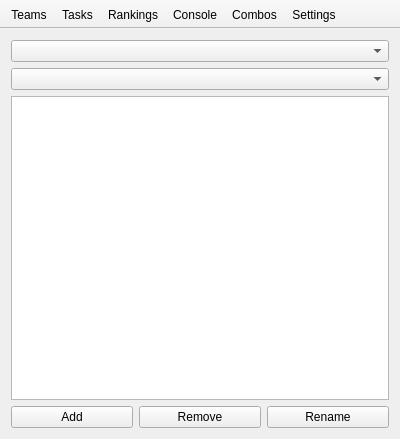
This is mainwindow.ui in FrankMamuda/ketoevent as Qt 5 draws it before an edit. The edited form follows.
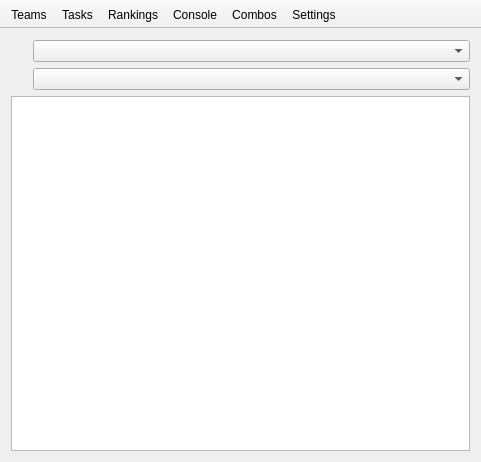
This is the edited form. Icons and pictures are not drawn. Custom widgets are drawn as their Qt base class.

Diff of the .ui file:
```diff
--- a/mainwindow.ui
+++ b/mainwindow.ui
@@ -6,8 +6,8 @@
    <rect>
     <x>0</x>
     <y>0</y>
-    <width>400</width>
-    <height>439</height>
+    <width>481</width>
+    <height>462</height>
    </rect>
   </property>
   <property name="windowTitle">
@@ -18,37 +18,56 @@
     <normaloff>:/icons/ketone</normaloff>:/icons/ketone</iconset>
   </property>
   <widget class="QWidget" name="centralWidget">
-   <layout class="QGridLayout" name="gridLayout">
-    <item row="0" column="0" colspan="3">
-     <widget class="QComboBox" name="comboEvent"/>
+   <layout class="QVBoxLayout" name="verticalLayout">
+    <item>
+     <layout class="QHBoxLayout" name="eventLayout">
+      <item>
+       <widget class="QLabel" name="eventPixmap">
+        <property name="maximumSize">
+         <size>
+          <width>16</width>
+          <height>16</height>
+         </size>
+        </property>
+        <property name="text">
+         <string/>
+        </property>
+        <property name="pixmap">
+         <pixmap resource="resources.qrc">:/icons/name</pixmap>
+        </property>
+       </widget>
+      </item>
+      <item>
+       <widget class="QComboBox" name="eventCombo"/>
+      </item>
+     </layout>
     </item>
-    <item row="2" column="0" colspan="3">
+    <item>
+     <layout class="QHBoxLayout" name="teamLayout">
+      <item>
+       <widget class="QLabel" name="teamPixmap">
+        <property name="maximumSize">
+         <size>
+          <width>16</width>
+          <height>16</height>
+         </size>
+        </property>
+        <property name="text">
+         <string/>
+        </property>
+        <property name="pixmap">
+         <pixmap resource="resources.qrc">:/icons/teams</pixmap>
+        </property>
+       </widget>
+      </item>
+      <item>
+       <widget class="QComboBox" name="teamCombo"/>
+      </item>
+     </layout>
+    </item>
+    <item>
      <widget class="TaskView" name="taskView"/>
     </item>
-    <item row="3" column="1">
-     <widget class="QPushButton" name="buttonRemove">
-      <property name="text">
-       <string>Remove</string>
-      </property>
-     </widget>
-    </item>
-    <item row="3" column="0">
-     <widget class="QPushButton" name="buttonAdd">
-      <property name="text">
-       <string>Add</string>
-      </property>
-     </widget>
-    </item>
-    <item row="3" column="2">
-     <widget class="QPushButton" name="buttonRename">
-      <property name="text">
-       <string>Rename</string>
-      </property>
-     </widget>
-    </item>
-    <item row="1" column="0" colspan="3">
-     <widget class="QComboBox" name="comboTeam"/>
-    </item>
    </layout>
   </widget>
   <widget class="QToolBar" name="toolBar">
@@ -79,14 +98,14 @@
    <attribute name="toolBarBreak">
     <bool>false</bool>
    </attribute>
-   <addaction name="actionEditor"/>
+   <addaction name="actionTeams"/>
    <addaction name="actionTasks"/>
    <addaction name="actionRankings"/>
    <addaction name="actionConsole"/>
    <addaction name="actionCombos"/>
    <addaction name="actionSettings"/>
   </widget>
-  <action name="actionEditor">
+  <action name="actionTeams">
    <property name="icon">
     <iconset resource="resources.qrc">
      <normaloff>:/icons/teams</normaloff>:/icons/teams</iconset>
@@ -132,6 +151,10 @@
    </property>
   </action>
   <action name="actionCombos">
+   <property name="icon">
+    <iconset resource="resources.qrc">
+     <normaloff>:/icons/combos</normaloff>:/icons/combos</iconset>
+   </property>
    <property name="text">
     <string>Combos</string>
    </property>
```
